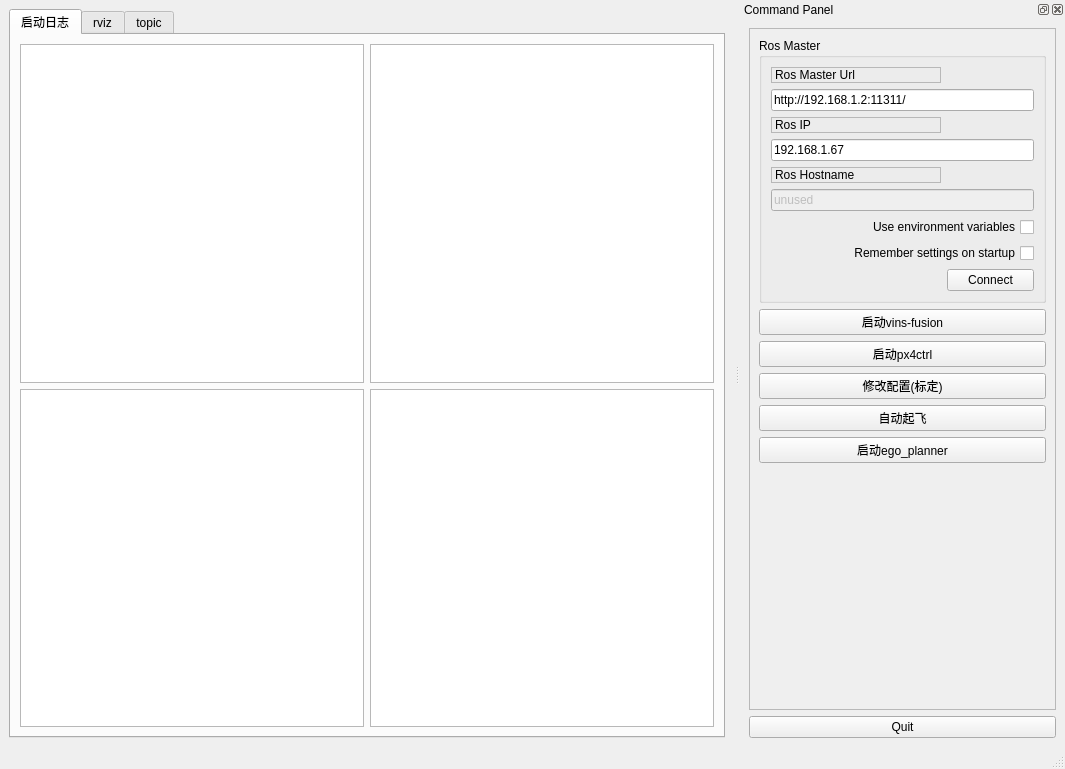
Before: the Qt Designer form src/hitgroundcontrol/ui/main_window.ui in yangjiashu/hitgroundcontrol_ws, drawn with Qt 5.
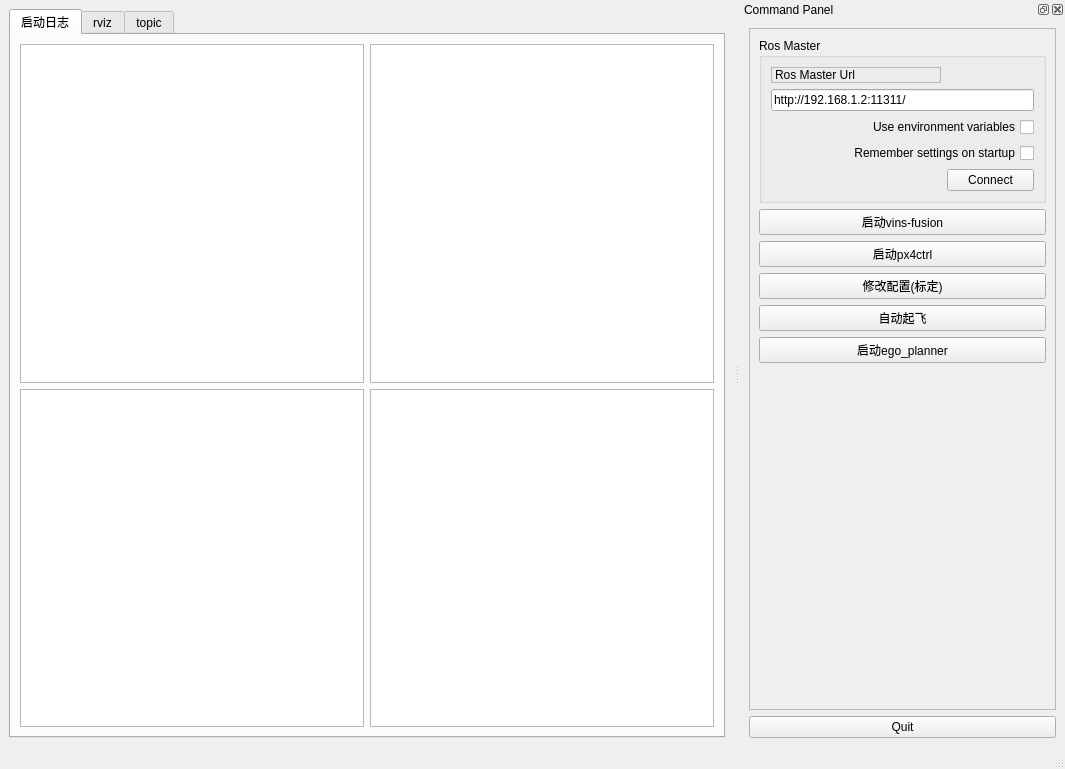
After: the same form once the commit is applied. Icons and pictures are not drawn.

Commit message: 简化布局

Diff of the .ui file:
```diff
--- a/src/hitgroundcontrol/ui/main_window.ui
+++ b/src/hitgroundcontrol/ui/main_window.ui
@@ -88,6 +88,9 @@
   </widget>
   <widget class="QStatusBar" name="statusbar"/>
   <widget class="QDockWidget" name="dock_status">
+   <property name="enabled">
+    <bool>true</bool>
+   </property>
    <property name="sizePolicy">
     <sizepolicy hsizetype="Minimum" vsizetype="Preferred">
      <horstretch>0</horstretch>
@@ -100,6 +103,9 @@
      <height>574</height>
     </size>
    </property>
+   <property name="floating">
+    <bool>false</bool>
+   </property>
    <property name="allowedAreas">
     <set>Qt::RightDockWidgetArea</set>
    </property>
@@ -132,19 +138,6 @@
            <string>Ros Master</string>
           </property>
           <layout class="QGridLayout" name="gridLayout">
-           <item row="0" column="0">
-            <widget class="QLabel" name="label">
-             <property name="frameShape">
-              <enum>QFrame::StyledPanel</enum>
-             </property>
-             <property name="frameShadow">
-              <enum>QFrame::Raised</enum>
-             </property>
-             <property name="text">
-              <string>Ros Master Url</string>
-             </property>
-            </widget>
-           </item>
            <item row="1" column="0" colspan="2">
             <widget class="QLineEdit" name="line_edit_master">
              <property name="text">
@@ -152,60 +145,7 @@
              </property>
             </widget>
            </item>
-           <item row="2" column="0">
-            <widget class="QLabel" name="label_2">
-             <property name="frameShape">
-              <enum>QFrame::StyledPanel</enum>
-             </property>
-             <property name="frameShadow">
-              <enum>QFrame::Raised</enum>
-             </property>
-             <property name="text">
-              <string>Ros IP</string>
-             </property>
-            </widget>
-           </item>
            <item row="3" column="0" colspan="2">
-            <widget class="QLineEdit" name="line_edit_host">
-             <property name="text">
-              <string>192.168.1.67</string>
-             </property>
-            </widget>
-           </item>
-           <item row="4" column="0">
-            <widget class="QLabel" name="label_3">
-             <property name="frameShape">
-              <enum>QFrame::StyledPanel</enum>
-             </property>
-             <property name="frameShadow">
-              <enum>QFrame::Raised</enum>
-             </property>
-             <property name="text">
-              <string>Ros Hostname</string>
-             </property>
-            </widget>
-           </item>
-           <item row="5" column="0" colspan="2">
-            <widget class="QLineEdit" name="line_edit_topic">
-             <property name="enabled">
-              <bool>false</bool>
-             </property>
-             <property name="text">
-              <string>unused</string>
-             </property>
-            </widget>
-           </item>
-           <item row="6" column="0" colspan="2">
-            <widget class="QCheckBox" name="checkbox_use_environment">
-             <property name="layoutDirection">
-              <enum>Qt::RightToLeft</enum>
-             </property>
-             <property name="text">
-              <string>Use environment variables</string>
-             </property>
-            </widget>
-           </item>
-           <item row="7" column="0" colspan="2">
             <widget class="QCheckBox" name="checkbox_remember_settings">
              <property name="layoutDirection">
               <enum>Qt::RightToLeft</enum>
@@ -215,20 +155,20 @@
              </property>
             </widget>
            </item>
-           <item row="8" column="0">
-            <spacer name="horizontalSpacer">
-             <property name="orientation">
-              <enum>Qt::Horizontal</enum>
+           <item row="0" column="0">
+            <widget class="QLabel" name="label">
+             <property name="frameShape">
+              <enum>QFrame::StyledPanel</enum>
              </property>
-             <property name="sizeHint" stdset="0">
-              <size>
-               <width>170</width>
-               <height>21</height>
-              </size>
+             <property name="frameShadow">
+              <enum>QFrame::Raised</enum>
              </property>
-            </spacer>
+             <property name="text">
+              <string>Ros Master Url</string>
+             </property>
+            </widget>
            </item>
-           <item row="8" column="1">
+           <item row="4" column="1">
             <widget class="QPushButton" name="button_connect">
              <property name="enabled">
               <bool>true</bool>
@@ -250,6 +190,29 @@
              </property>
             </widget>
            </item>
+           <item row="4" column="0">
+            <spacer name="horizontalSpacer">
+             <property name="orientation">
+              <enum>Qt::Horizontal</enum>
+             </property>
+             <property name="sizeHint" stdset="0">
+              <size>
+               <width>170</width>
+               <height>21</height>
+              </size>
+             </property>
+            </spacer>
+           </item>
+           <item row="2" column="0" colspan="2">
+            <widget class="QCheckBox" name="checkbox_use_environment">
+             <property name="layoutDirection">
+              <enum>Qt::RightToLeft</enum>
+             </property>
+             <property name="text">
+              <string>Use environment variables</string>
+             </property>
+            </widget>
+           </item>
           </layout>
          </widget>
         </item>
```
The commit also changes 3 other files.
